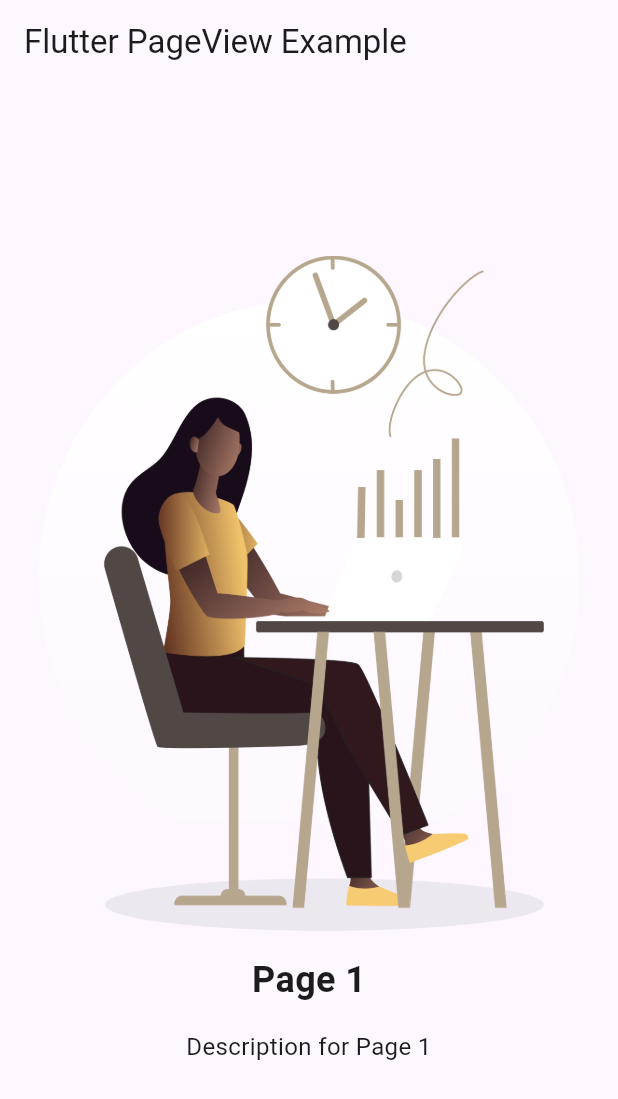
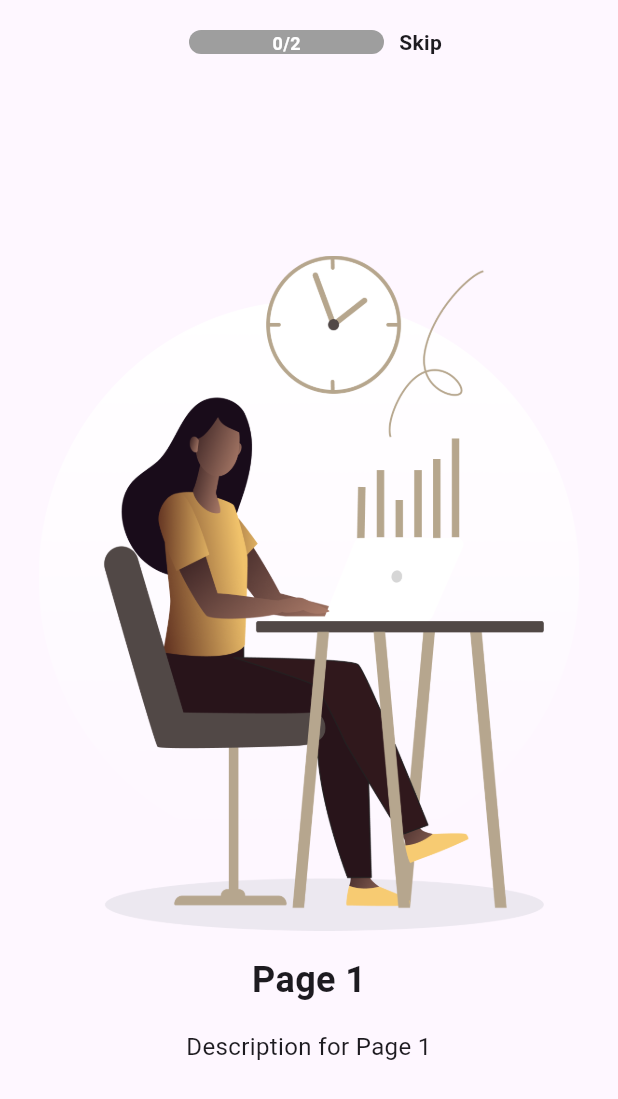
Before and after one commit to HachroufAbdenour/flutter_quotes, a Flutter app: the screen it shows after launch, on a phone screen of 412 x 824 dp. Shown: the top 1099 px of the screen. Run offline on Flutter 3.47's test engine with Material 3 defaults, Android fonts, the phone set to English and light mode, and no system bars; drawn by our look-alikes of percent_indicator; our stand-ins replace dio, get, lottie.

Commit message:
push all works

```diff
--- a/lib/main.dart
+++ b/lib/main.dart
@@ -15,7 +15,7 @@ class MyApp extends StatelessWidget {
   Widget build(BuildContext context) {
     return GetMaterialApp(
       debugShowCheckedModeBanner: false,
-      title: 'Flutter Counter App',
+      title: 'Quotes',
       theme: ThemeData(
         colorScheme: ColorScheme.fromSeed(seedColor: Colors.deepPurple),
         useMaterial3: true,
--- a/lib/modules/home/view.dart
+++ b/lib/modules/home/view.dart
@@ -73,7 +73,7 @@ class _HomeQuotesScreenState extends State<HomeQuotesScreen>
                     decoration: const BoxDecoration(
                       image: DecorationImage(
                         image: AssetImage(
-                          "assets/images/lion.jpg",
+                          "assets/images/loin.jpg",
                         ),
                         fit: BoxFit.cover,
                       ),
--- a/lib/modules/onboarding/view.dart
+++ b/lib/modules/onboarding/view.dart
@@ -1,7 +1,25 @@
+import 'package:counter_getx/modules/home/view.dart';
 import 'package:flutter/material.dart';
-import 'package:flutter_svg/flutter_svg.dart';
+import 'package:get/get.dart';
+import 'package:percent_indicator/linear_percent_indicator.dart';
 
-class OnboardingScreen extends StatelessWidget {
+class PageInfo {
+  final String title;
+  final String description;
+  final String imagePath;
+
+  PageInfo(
+      {required this.title,
+      required this.description,
+      required this.imagePath});
+}
+
+class OnboardingScreen extends StatefulWidget {
+  @override
+  State<OnboardingScreen> createState() => _OnboardingScreenState();
+}
+
+class _OnboardingScreenState extends State<OnboardingScreen> {
   final List<PageInfo> pages = [
     PageInfo(
         title: 'Page 1',
@@ -17,16 +35,48 @@ class OnboardingScreen extends StatelessWidget {
         imagePath: 'assets/images/image3.png'),
   ];
 
+  var index = 0;
+
   @override
   Widget build(BuildContext context) {
     return Scaffold(
       appBar: AppBar(
-        title: Text('Flutter PageView Example'),
+        title: Padding(
+          padding: const EdgeInsets.only(left: 100),
+          child: LinearPercentIndicator(
+            width: 150.0,
+            lineHeight: 16.0,
+            percent: index / (pages.length - 1),
+            center: Text(
+              "${index}/${(pages.length - 1).toString()}",
+              style: const TextStyle(
+                fontSize: 12.0,
+                fontWeight: FontWeight.bold,
+                color: Colors.white,
+              ),
+            ),
+            trailing: const Text(
+              'Skip',
+              style: TextStyle(
+                fontWeight: FontWeight.bold,
+              ),
+            ),
+            backgroundColor: Colors.grey,
+            progressColor: Colors.amber,
+            barRadius: const Radius.circular(20),
+          ),
+        ),
+        centerTitle: true,
       ),
       body: PageView.builder(
+        onPageChanged: (value) {
+          setState(() {
+            index = value;
+          });
+        },
         itemCount: pages.length,
         itemBuilder: (context, index) {
-          return OnboardingPage(pageInfo: pages[index]);
+          return OnboardingPage(pageInfo: pages[index], index: index);
         },
       ),
     );
@@ -35,50 +85,64 @@ class OnboardingScreen extends StatelessWidget {
 
 class OnboardingPage extends StatelessWidget {
   final PageInfo pageInfo;
+  final int index;
 
-  const OnboardingPage({Key? key, required this.pageInfo}) : super(key: key);
+  const OnboardingPage({Key? key, required this.pageInfo, required this.index})
+      : super(key: key);
 
   @override
   Widget build(BuildContext context) {
-    return Container(
-      child: Column(
+    return Column(
       mainAxisAlignment: MainAxisAlignment.center,
       crossAxisAlignment: CrossAxisAlignment.center,
       children: [
         Image.asset(
           pageInfo.imagePath,
-            width: 400, // Adjust width as needed
-            height: 450, // Adjust height as needed
+          width: 400,
+          height: 450,
         ),
-          SizedBox(height: 16.0),
+        const SizedBox(height: 16.0),
+        index == 2
+            ? SizedBox(
+                width: MediaQuery.of(context).size.width * 0.6,
+                child: FloatingActionButton.extended(
+                  backgroundColor: Colors.amber,
+                  icon: const Icon(
+                    Icons.add,
+                    color: Colors.white,
+                  ),
+                  label: const Text(
+                    'Start',
+                    style: TextStyle(
+                      color: Colors.white,
+                    ),
+                  ),
+                  onPressed: () {
+                    Get.offAll(() => HomeQuotesScreen());
+                  },
+                ),
+              )
+            : Column(
+                // mainAxisAlignment: MainAxisAlignment.end,
+                children: [
                   Text(
                     pageInfo.title,
-            style: TextStyle(
+                    style: const TextStyle(
                       fontSize: 24.0,
                       fontWeight: FontWeight.bold,
                     ),
                   ),
-          SizedBox(height: 16.0),
+                  const SizedBox(height: 16.0),
                   Text(
                     pageInfo.description,
-            style: TextStyle(
+                    style: const TextStyle(
                       fontSize: 16.0,
                     ),
                     textAlign: TextAlign.center,
-          ),
+                  )
                 ],
-      ),
+              )
+      ],
     );
   }
 }
-
-class PageInfo {
-  final String title;
-  final String description;
-  final String imagePath;
-
-  PageInfo(
-      {required this.title,
-      required this.description,
-      required this.imagePath});
-}
--- a/pubspec.yaml
+++ b/pubspec.yaml
@@ -34,7 +34,7 @@ dependencies:
   dio: ^4.0.0
   lottie: ^1.0.1
   flutter_svg: ^0.22.0
-
+  percent_indicator: ^4.0.1
   # The following adds the Cupertino Icons font to your application.
   # Use with the CupertinoIcons class for iOS style icons.
   cupertino_icons: ^1.0.2
```
Also changed, not shown: assets/images/loin.jpg (added), pubspec.lock. Lines whose indentation alone changed are shown as unchanged.
